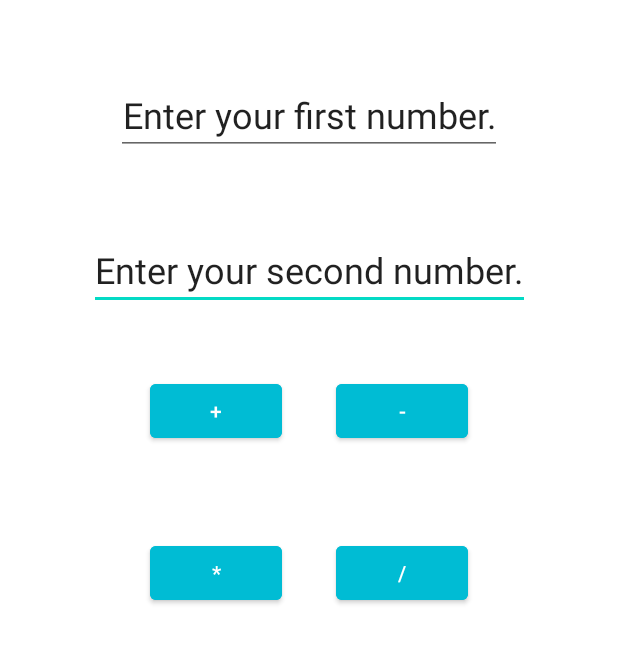
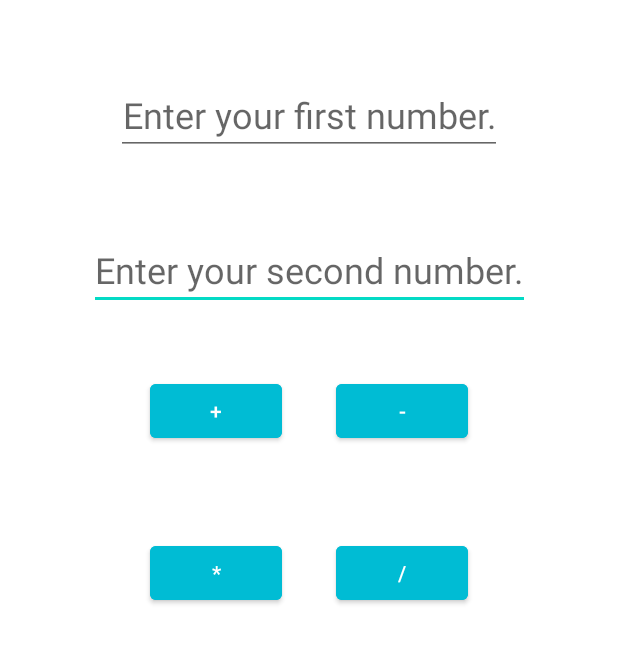
Before and after one commit to tylerjj/CS407_L02_Calculator, an Android app: the screen it shows after launch (MainActivity), on a phone screen of 412 x 824 dp, the part 260-924 px from its top. Run offline under Robolectric (Android 15) with nearby library versions, the phone set to English and light mode, and no system bars.

Commit message:
Changed input text to hint.

```diff
--- a/app/src/main/res/layout/activity_main.xml
+++ b/app/src/main/res/layout/activity_main.xml
@@ -31,7 +31,7 @@
         android:layout_width="wrap_content"
         android:layout_height="wrap_content"
         android:layout_marginTop="50dp"
-        android:text="Enter your second number."
+        android:hint="Enter your second number."
         android:textAlignment="center"
         android:textSize="24sp"
         app:layout_constraintEnd_toEndOf="parent"
@@ -44,7 +44,7 @@
         android:layout_width="wrap_content"
         android:layout_height="wrap_content"
         android:layout_marginTop="50dp"
-        android:text="Enter your first number."
+        android:hint="Enter your first number."
         android:textAlignment="center"
         android:textSize="24sp"
         app:layout_constraintEnd_toEndOf="parent"
```
